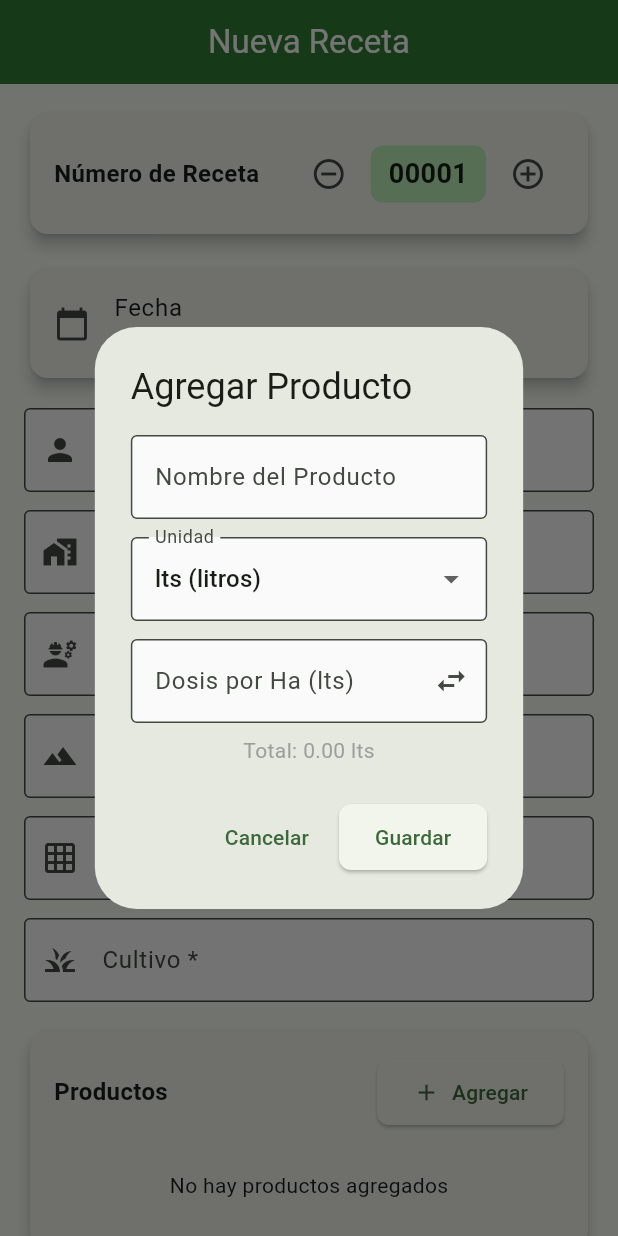
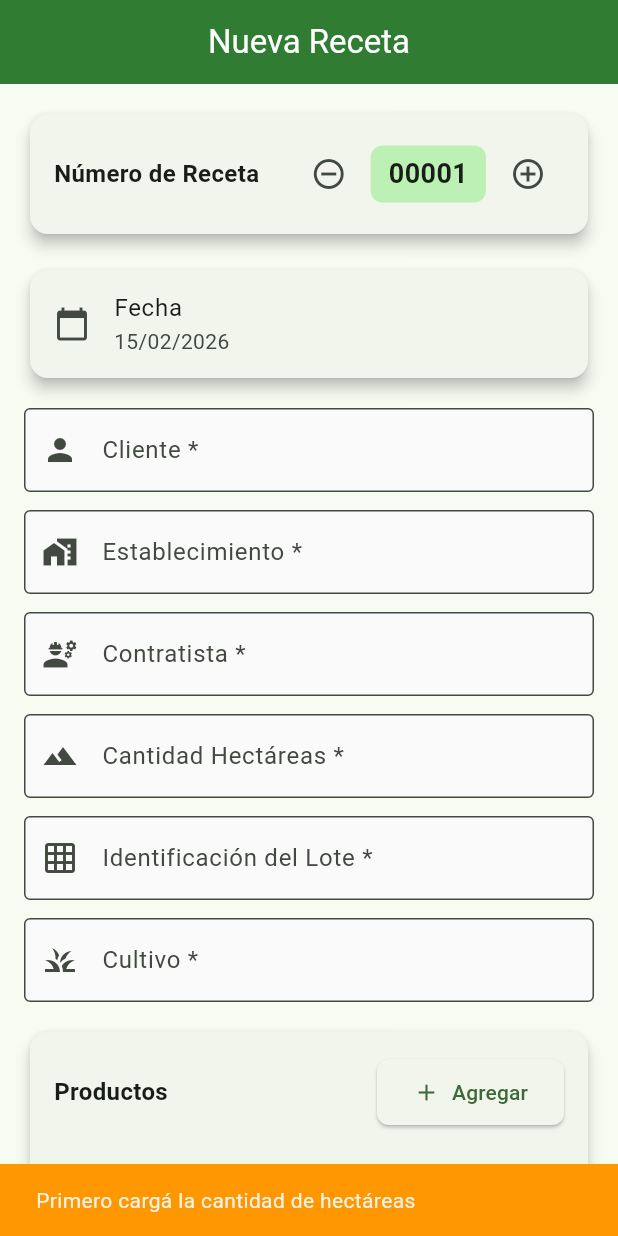
Before and after one commit to ThiaguinioB/Estribado, a Flutter app: the RecetaScreen screen opened by its route, after a tap on "Agregar", on a phone screen of 412 x 824 dp. Run offline on Flutter 3.47's test engine with Material 3 defaults, Android fonts, the phone set to English and light mode, and no system bars; our stand-ins replace equatable, go_router, pdf, printing, share_plus, shared_preferences; missing offline and left inert: aad_oauth, excel; accounts and stored records are empty.

Commit message:
Update receta_screen.dart

```diff
--- a/lib/features/recetario/presentation/screens/receta_screen.dart
+++ b/lib/features/recetario/presentation/screens/receta_screen.dart
@@ -337,7 +337,18 @@
                 ElevatedButton.icon(
                   icon: const Icon(Icons.add),
                   label: const Text('Agregar'),
-                  onPressed: () => _mostrarDialogoProducto(context, provider),
+                  onPressed: () {
+                    if (provider.cantidadHas <= 0) {
+                      ScaffoldMessenger.of(context).showSnackBar(
+                        const SnackBar(
+                          content: Text('Primero cargá la cantidad de hectáreas'),
+                          backgroundColor: Colors.orange,
+                        ),
+                      );
+                      return;
+                    }
+                    _mostrarDialogoProducto(context, provider);
+                  },
                 ),
               ],
             ),
```
